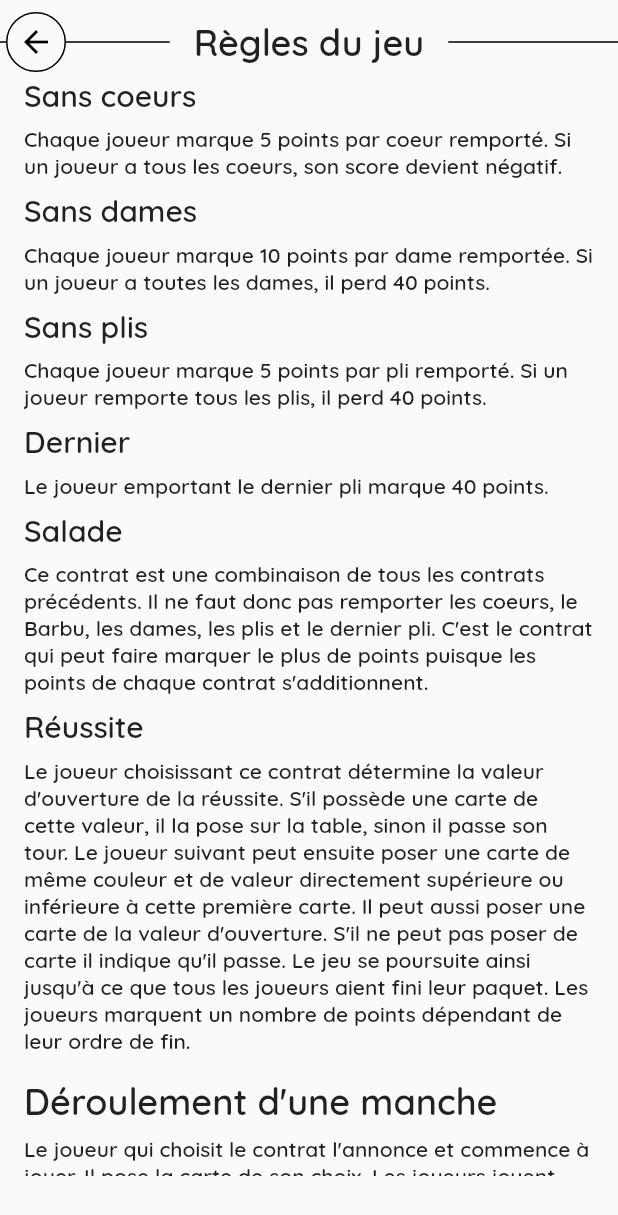
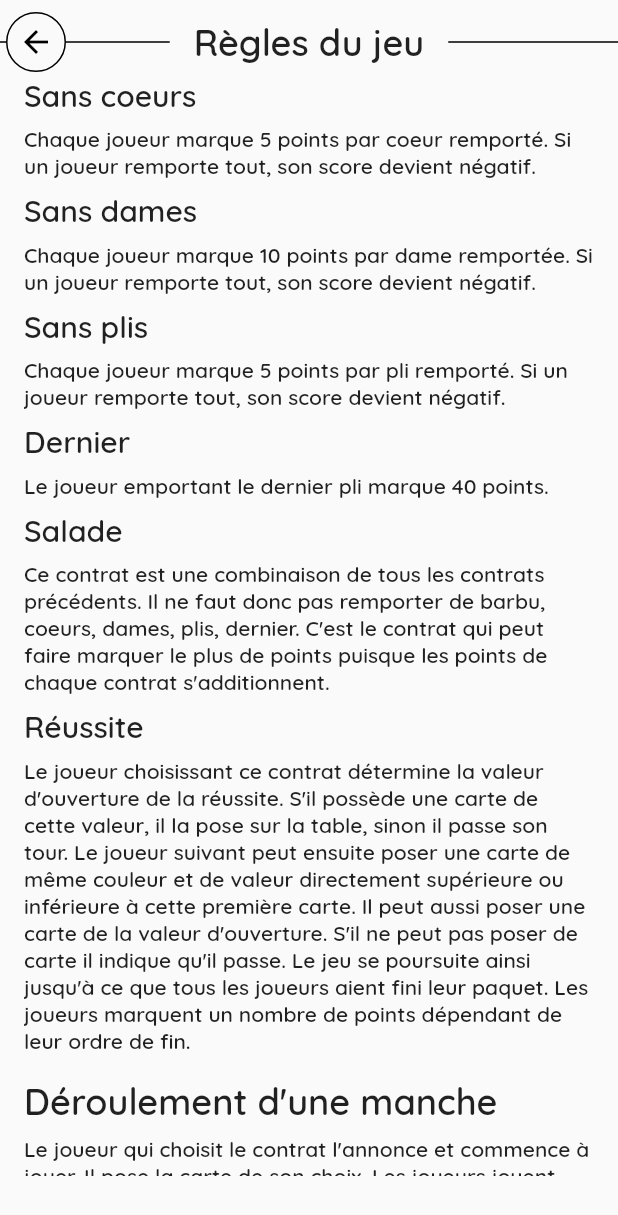
Before and after one commit to Zigotote/barbu_score, a Flutter app: the MyRules screen opened by its route, scrolled down 576 dp, on a phone screen of 412 x 824 dp. Shown: the top 1215 px of the screen. Run offline on Flutter 3.47's test engine with Material 2 defaults, Android fonts, the light colour scheme and no system bars; our stand-ins replace flutter_riverpod, hive, hive_flutter, reorderable_grid_view, rive, sprintf and 1 more; missing offline and left inert: flutter_circular_text, non_uniform_border; accounts and stored records are empty; generated files the repository leaves out were written again; Roboto replaces fonts that are missing (QuickSand); statements that could not run were skipped.

Commit message:
feat: link rules to settings

```diff
--- a/lib/commons/models/contract_info.dart
+++ b/lib/commons/models/contract_info.dart
@@ -12,52 +12,63 @@ enum ContractsInfo {
   @HiveField(0)
   barbu(
     displayName: "Barbu",
+    rules: "Le joueur emportant le roi de coeur (Barbu) marque %d points.",
     scoreRoute: Routes.barbuOrNoLastTrickScores,
     settingsRoute: Routes.barbuOrNoLastTrickSettings,
   ),
   @HiveField(1)
   noHearts(
     displayName: "Sans coeurs",
+    rules: "Chaque joueur marque %d points par coeur remporté.",
     scoreRoute: Routes.noSomethingScores,
     settingsRoute: Routes.noSomethingScoresSettings,
   ),
   @HiveField(2)
   noQueens(
     displayName: "Sans dames",
+    rules: "Chaque joueur marque %d points par dame remportée.",
     scoreRoute: Routes.noSomethingScores,
     settingsRoute: Routes.noSomethingScoresSettings,
   ),
   @HiveField(3)
   noTricks(
     displayName: "Sans plis",
+    rules: "Chaque joueur marque %d points par pli remporté.",
     scoreRoute: Routes.noSomethingScores,
     settingsRoute: Routes.noSomethingScoresSettings,
   ),
   @HiveField(4)
   noLastTrick(
     displayName: "Dernier",
+    rules: "Le joueur emportant le dernier pli marque %d points.",
     scoreRoute: Routes.barbuOrNoLastTrickScores,
     settingsRoute: Routes.barbuOrNoLastTrickSettings,
   ),
   @HiveField(5)
   trumps(
     displayName: "Salade",
+    rules:
+        "Ce contrat est une combinaison de tous les contrats précédents. Il ne faut donc pas remporter de %s. C'est le contrat qui peut faire marquer le plus de points puisque les points de chaque contrat s'additionnent.",
     scoreRoute: Routes.trumpsScores,
     settingsRoute: Routes.trumpsSettings,
   ),
   @HiveField(6)
   domino(
     displayName: "Réussite",
+    rules:
+        "Le joueur choisissant ce contrat détermine la valeur d'ouverture de la réussite. S'il possède une carte de cette valeur, il la pose sur la table, sinon il passe son tour. Le joueur suivant peut ensuite poser une carte de même couleur et de valeur directement supérieure ou inférieure à cette première carte. Il peut aussi poser une carte de la valeur d'ouverture. S'il ne peut pas poser de carte il indique qu'il passe. Le jeu se poursuite ainsi jusqu'à ce que tous les joueurs aient fini leur paquet. Les joueurs marquent un nombre de points dépendant de leur ordre de fin.",
     scoreRoute: Routes.dominoScores,
     settingsRoute: Routes.dominoSettings,
   );
 
   const ContractsInfo(
       {required this.displayName,
+      required this.rules,
       required this.scoreRoute,
       required this.settingsRoute});
 
   final String displayName;
+  final String rules;
   final String scoreRoute;
   final String settingsRoute;
 
--- a/lib/commons/models/contract_settings_models.dart
+++ b/lib/commons/models/contract_settings_models.dart
@@ -2,6 +2,7 @@ import 'dart:math';
 
 import 'package:flutter/foundation.dart';
 import 'package:hive/hive.dart';
+import 'package:sprintf/sprintf.dart';
 
 import '../utils/globals.dart';
 import 'contract_info.dart';
@@ -15,6 +16,9 @@ abstract class AbstractContractSettings {
   bool isActive;
 
   AbstractContractSettings({this.isActive = true});
+
+  /// Fills the rules depending on the contract settings
+  String filledRules(String rules);
 }
 
 /// A class to save the settings for a contract where an item has points
@@ -25,6 +29,11 @@ class PointsContractSettings extends AbstractContractSettings {
   int points;
 
   PointsContractSettings({required this.points});
+
+  @override
+  String filledRules(String rules) {
+    return sprintf(rules, [points]);
+  }
 }
 
 /// A class to save the settings for a contract where multiple players can have some points
@@ -36,6 +45,16 @@ class IndividualScoresContractSettings extends PointsContractSettings {
 
   IndividualScoresContractSettings(
       {required super.points, this.invertScore = true});
+
+  @override
+  String filledRules(String rules) {
+    String invertScoreSentence = "";
+    if (invertScore) {
+      invertScoreSentence =
+          " Si un joueur remporte tout, son score devient négatif.";
+    }
+    return super.filledRules(rules) + invertScoreSentence;
+  }
 }
 
 /// A trumps contract settings
@@ -52,6 +71,19 @@ class TrumpsContractSettings extends AbstractContractSettings {
   final Map<ContractsInfo, bool> contracts;
 
   TrumpsContractSettings({required this.contracts}) : super();
+
+  @override
+  String filledRules(String rules) {
+    return sprintf(rules, [
+      contracts.entries
+          .where((contract) => contract.value)
+          .toList()
+          .map((e) => e.key.displayName.toLowerCase().replaceAll("sans ", ""))
+          .toString()
+          .replaceAll('(', "")
+          .replaceAll(')', "")
+    ]);
+  }
 }
 
 /// A domino contract settings
@@ -123,4 +155,9 @@ class DominoContractSettings extends AbstractContractSettings {
       return points ~/ 10 * 10;
     });
   }
+
+  @override
+  String filledRules(String rules) {
+    return rules;
+  }
 }
--- a/lib/pages/my_rules.dart
+++ b/lib/pages/my_rules.dart
@@ -1,3 +1,5 @@
+import 'package:barbu_score/commons/models/contract_info.dart';
+import 'package:barbu_score/commons/utils/storage.dart';
 import 'package:flutter/material.dart';
 
 import '../commons/widgets/default_page.dart';
@@ -40,26 +42,21 @@ class MyRules extends StatelessWidget {
             const Text(
                 "Le jeu est composé de 7 contrats devant être réalisés par tous les joueurs. Un contrat correspond à une manche de jeu. Au début de son tour, le premier joueur sélectionne un contrat à réaliser. Il l'annonce et débute la manche. A la fin de la manche, les points sont comptés, les cartes mélangées et distribuées et le joueur à gauche du premier joueur choisit un contrat à réaliser. La partie se termine lorsque tous les joueurs ont réalisé l'ensemble des contrats."),
             _buildTitle(textTheme, "Les contrats"),
-            _buildSubtitle(textTheme, "Barbu"),
-            const Text(
-                "Le joueur emportant le roi de coeur (Barbu) marque 50 points."),
-            _buildSubtitle(textTheme, "Sans coeurs"),
-            const Text(
-                'Chaque joueur marque 5 points par coeur remporté. Si un joueur a tous les coeurs, son score devient négatif.'),
-            _buildSubtitle(textTheme, "Sans dames"),
-            const Text(
-                'Chaque joueur marque 10 points par dame remportée. Si un joueur a toutes les dames, il perd 40 points.'),
-            _buildSubtitle(textTheme, "Sans plis"),
-            const Text(
-                'Chaque joueur marque 5 points par pli remporté. Si un joueur remporte tous les plis, il perd 40 points.'),
-            _buildSubtitle(textTheme, "Dernier"),
-            const Text("Le joueur emportant le dernier pli marque 40 points."),
-            _buildSubtitle(textTheme, "Salade"),
-            const Text(
-                "Ce contrat est une combinaison de tous les contrats précédents. Il ne faut donc pas remporter les coeurs, le Barbu, les dames, les plis et le dernier pli. C'est le contrat qui peut faire marquer le plus de points puisque les points de chaque contrat s'additionnent."),
-            _buildSubtitle(textTheme, "Réussite"),
-            const Text(
-                "Le joueur choisissant ce contrat détermine la valeur d'ouverture de la réussite. S'il possède une carte de cette valeur, il la pose sur la table, sinon il passe son tour. Le joueur suivant peut ensuite poser une carte de même couleur et de valeur directement supérieure ou inférieure à cette première carte. Il peut aussi poser une carte de la valeur d'ouverture. S'il ne peut pas poser de carte il indique qu'il passe. Le jeu se poursuite ainsi jusqu'à ce que tous les joueurs aient fini leur paquet. Les joueurs marquent un nombre de points dépendant de leur ordre de fin."),
+            ...ContractsInfo.values.map((contract) {
+              final settings = MyStorage.getSettings(contract);
+              return Column(
+                crossAxisAlignment: CrossAxisAlignment.start,
+                children: [
+                  _buildSubtitle(textTheme, contract.displayName),
+                  Text(settings.filledRules(contract.rules)),
+                  if (!settings.isActive)
+                    const Text(
+                      "Ce contrat est désactivé pour vos parties.",
+                      style: TextStyle(fontStyle: FontStyle.italic),
+                    ),
+                ],
+              );
+            }),
             _buildTitle(textTheme, "Déroulement d'une manche"),
             const Text(
                 "Le joueur qui choisit le contrat l'annonce et commence à jouer. Il pose la carte de son choix. Les joueurs jouent ensuite dans le sens des aiguilles d'une montre. Si un joueur ne possède pas de carte de la couleur demandée, il peut poser n'importe quelle carte de son paquet. La valeur de cette carte sera alors considérée comme nulle. A la fin du tour, le joueur ayant posé la carte de la plus grande valeur emporte le pli. C'est lui qui démarrera le pli suivant. La manche s'arrête lorsque les joueurs ont joué toutes leurs cartes. Les points sont ensuite comptés selon le contrat choisi par le premier joueur, et une nouvelle manche est démarrée par le joueur à sa gauche."),
```
